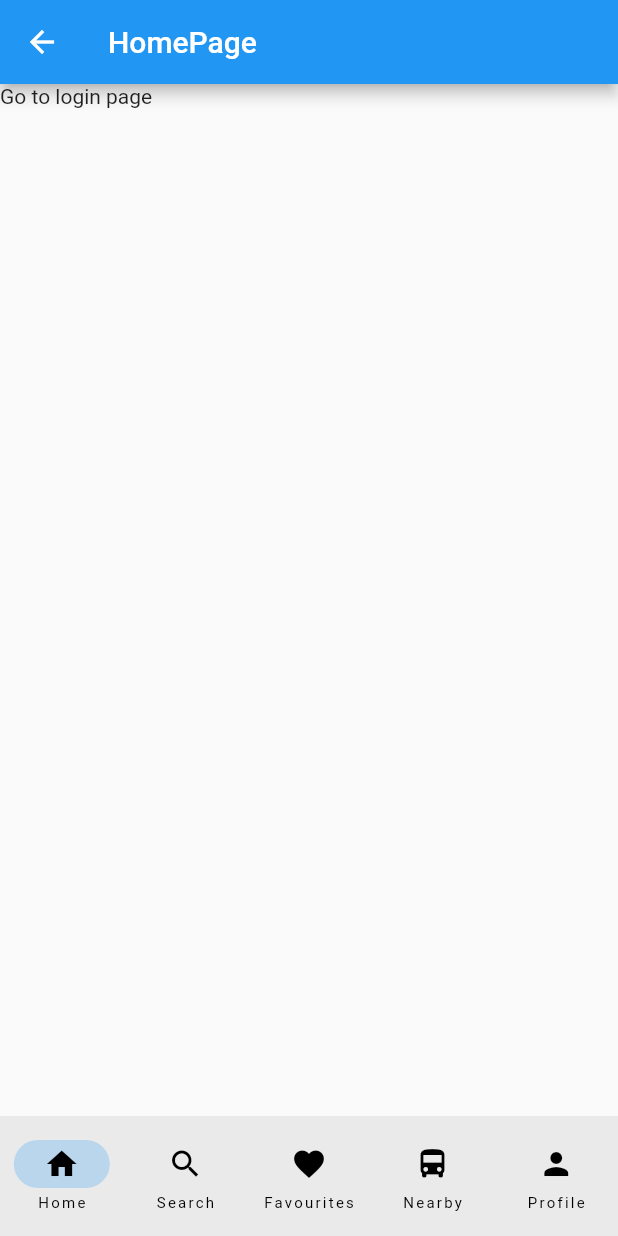
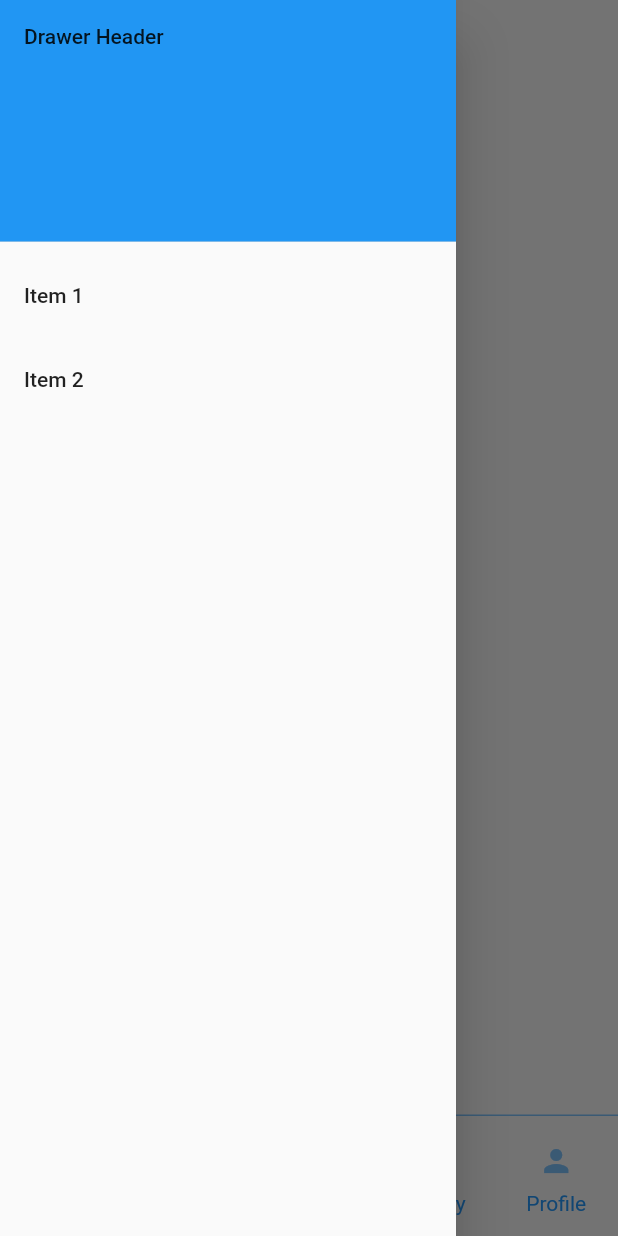
Before and after one commit to redanjir/khaliq_bus, a Flutter app: the HomePage screen opened by its route, with the side drawer open (before the commit the screen has no drawer), on a phone screen of 412 x 824 dp. Run offline on Flutter 3.47's test engine with Material 2 defaults, Android fonts, the phone set to English and light mode, and no system bars; our stand-ins replace firebase_auth, firebase_core, fluttertoast, get; accounts and stored records are empty; network calls fail.

Commit message:
Done with the appbar. Will complete the drawer

```diff
--- a/lib/components/NavigationBar.dart
+++ b/lib/components/NavigationBar.dart
@@ -2,8 +2,8 @@
 
 import 'package:flutter/material.dart';
 import 'package:get/get.dart';
-import 'package:get/get_navigation/src/routes/default_transitions.dart';
 import 'package:khaliq_bus/controllers/NavigationController.dart';
+import 'package:khaliq_bus/style.dart';
 
 
 class AppNavigationBar extends StatelessWidget {
@@ -14,22 +14,42 @@ class AppNavigationBar extends StatelessWidget {
     final navController = Get.find<NavigationController>();
 
     return Obx(
-      ()=> NavigationBar(
+      ()=> NavigationBarTheme(
+        data: NavigationBarThemeData(
+          labelTextStyle: MaterialStateProperty.all(const TextStyle(color: darkblue))
+        ),
+        child: Container(
+          decoration: const BoxDecoration(
+            border: Border(top: BorderSide(color: blue))
+          ),
+          child: NavigationBar(
+            backgroundColor: Colors.transparent,
             selectedIndex: navController.selectedIndex.value,
             height: 80,
             elevation: 0,
             onDestinationSelected: (index){
               navController.selectedIndex.value = index;
-          debugPrint('${navController.selectedIndex.value}');
-          Get.offAll(() => navController.screens[navController.selectedIndex.value], popGesture: false, transition: Transition.noTransition);
+              Get.to(navController.screens[navController.selectedIndex.value], transition: Transition.noTransition);
             },
-        destinations: const [
-          NavigationDestination(icon: Icon(Icons.home), label: 'Home'),
-          NavigationDestination(icon: Icon(Icons.search), label: 'Search'),
-          NavigationDestination(icon: Icon(Icons.favorite), label: 'Favourites'),
-          NavigationDestination(icon: Icon(Icons.directions_bus), label: 'Nearby'),
-          NavigationDestination(icon: Icon(Icons.person), label: 'Profile'),
+            destinations:  [
+              NavigationDestination(
+                icon: Icon(Icons.home,
+                color: navController.selectedIndex.value == 0 ? darkblue : blue ,), label: 'Home'),
+              NavigationDestination(
+                icon: Icon(Icons.search,
+                color: navController.selectedIndex.value == 1 ? darkblue : blue ,), label: 'Search'),
+              NavigationDestination(
+               icon: Icon(Icons.favorite,
+               color: navController.selectedIndex.value == 2 ? darkblue : blue ,), label: 'Favourites'),
+              NavigationDestination(
+               icon: Icon(Icons.directions_bus,
+               color: navController.selectedIndex.value == 3 ? darkblue : blue ,), label: 'Nearby'),
+              NavigationDestination(
+               icon: Icon(Icons.person,
+               color: navController.selectedIndex.value == 4 ? darkblue : blue ,), label: 'Profile'),
             ],
+          ),
+        ),
       ),
     );
   }
--- a/lib/screens/FavouritesPage.dart
+++ b/lib/screens/FavouritesPage.dart
@@ -1,4 +1,5 @@
 import 'package:flutter/material.dart';
+import 'package:khaliq_bus/components/NavigationBar.dart';
 
 class FavouritesPage extends StatelessWidget {
   const FavouritesPage({super.key});
@@ -9,7 +10,9 @@ class FavouritesPage extends StatelessWidget {
       child: Scaffold(
         appBar: AppBar(
           title: const Text('Favourites'),
+          automaticallyImplyLeading: false,
         ),
+        bottomNavigationBar: const AppNavigationBar(),
         body: Text('Favourites'),
       ),
     );
--- a/lib/screens/HomePage.dart
+++ b/lib/screens/HomePage.dart
@@ -2,10 +2,7 @@
 
 import 'package:flutter/material.dart';
 import 'package:khaliq_bus/components/NavigationBar.dart';
-import 'package:khaliq_bus/services/httpservice.dart';
-import 'package:khaliq_bus/utils/Debouncer.dart';
-// ignore: library_prefixes
-import '../models/BusStops.dart' as busStop;
+import 'package:khaliq_bus/style.dart';
 
 class HomePage extends StatefulWidget {
   const HomePage({super.key});
@@ -15,40 +12,54 @@ class HomePage extends StatefulWidget {
 }
 
 class _HomePageState extends State<HomePage> {
-  final debouncer =  Debouncer(msecond: 1000);
-  List<busStop.Value>? _bs;
-  bool? _loading;
-
-  @override
-  void initState() {
-    super.initState();
-    _loading = true;
-    HttpService.getBusStops().then((bs){
-     setState(() {
-        _bs = bs!.cast<busStop.Value>();
-        _loading = false;
-     });
-    });
-  }
-
 
   @override
   Widget build(BuildContext context) {
     return SafeArea(
       child: Scaffold(
         appBar: AppBar(
-          title: const Text('HomePage'),
+          centerTitle: true,
+          title: const Text('Home', style: AppBarTextStyle,),
+          automaticallyImplyLeading: false,
+          leading: Builder(
+            builder: (context) {
+              return IconButton(
+                icon: const Icon(Icons.menu, color: darkblue,),
+                onPressed: () {
+                  Scaffold.of(context).openDrawer();
+                },
+              );
+            },
+          ),
+          elevation: 0,
+          backgroundColor: Colors.transparent,
+        ),
+        drawer: Drawer(
+           child: ListView(
+            padding: EdgeInsets.zero,
+            children: [
+              const DrawerHeader(
+                decoration: BoxDecoration(
+                  color: Colors.blue,
+                ),
+                child: Text('Drawer Header'),
+              ),
+              ListTile(
+                title: const Text('Item 1'),
+                onTap: () {
+                },
+              ),
+              ListTile(
+                title: const Text('Item 2'),
+                onTap: () {
+                },
+              ),
+            ],
+          ),
         ),
         bottomNavigationBar: const AppNavigationBar(),
-        body: InkResponse(
-          onTap: (){
-            for (var busStop in _bs!.toList()) {
-                debugPrint('${busStop.description}');
-            }
-            // Get.toNamed('/login');
-          },
-          child: const Text('Go to login page'),
-        ),
+        body: const Text('Home'),
+
       ),
     );
   }
--- a/lib/screens/NearbyPage.dart
+++ b/lib/screens/NearbyPage.dart
@@ -1,4 +1,5 @@
 import 'package:flutter/material.dart';
+import 'package:khaliq_bus/components/NavigationBar.dart';
 
 class NearbyPage extends StatelessWidget {
   const NearbyPage({super.key});
@@ -9,7 +10,37 @@ class NearbyPage extends StatelessWidget {
       child: Scaffold(
         appBar: AppBar(
           title: const Text('Near by bus'),
+          automaticallyImplyLeading: false,
         ),
+        drawer: Drawer(
+           child: ListView(
+            // Important: Remove any padding from the ListView.
+            padding: EdgeInsets.zero,
+            children: [
+              const DrawerHeader(
+                decoration: BoxDecoration(
+                  color: Colors.blue,
+                ),
+                child: Text('Drawer Header'),
+              ),
+              ListTile(
+                title: const Text('Item 1'),
+                onTap: () {
+                  // Update the state of the app.
+                  // ...
+                },
+              ),
+              ListTile(
+                title: const Text('Item 2'),
+                onTap: () {
+                  // Update the state of the app.
+                  // ...
+                },
+              ),
+            ],
+          ),
+        ),
+        bottomNavigationBar: const AppNavigationBar(),
         body: Text('Near by bus'),
       ),
     );
--- a/lib/screens/SearchPage.dart
+++ b/lib/screens/SearchPage.dart
@@ -36,6 +36,7 @@ class _SearchPageState extends State<SearchPage> {
       child: Scaffold(
         appBar: AppBar(
           title: const Text('Search'),
+          automaticallyImplyLeading: false,
         ),
         bottomNavigationBar: const AppNavigationBar(),
         body: Text('Search'),
```
Lines whose indentation alone changed are shown as unchanged.
